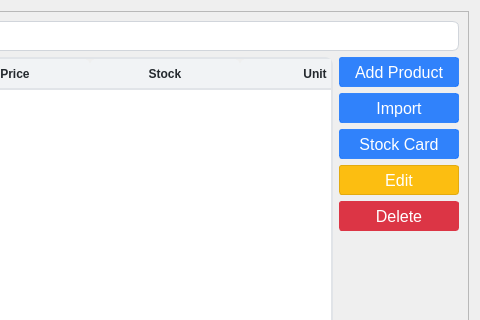
The window that ui/products.ui (michael-halim/pos) describes before a commit, drawn with Qt 5; both pictures show x 533 to 1013 and y 0 to 320 of the 1013 by 519 pixel window.
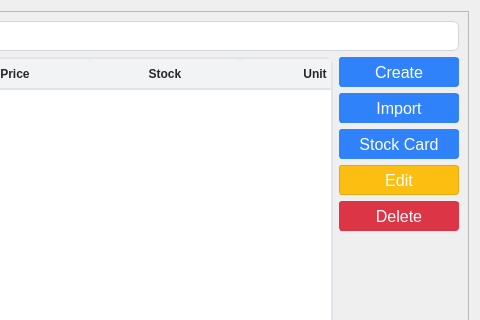
The same window after the commit. Icons and pictures are not drawn.

```diff
--- a/ui/products.ui
+++ b/ui/products.ui
@@ -325,7 +325,7 @@
 }</string>
               </property>
               <property name="text">
-               <string>Add Product</string>
+               <string>Create</string>
               </property>
               <property name="icon">
                <iconset>
```
Left out of the diff: 3 changed lines with no effect on the pictures.
